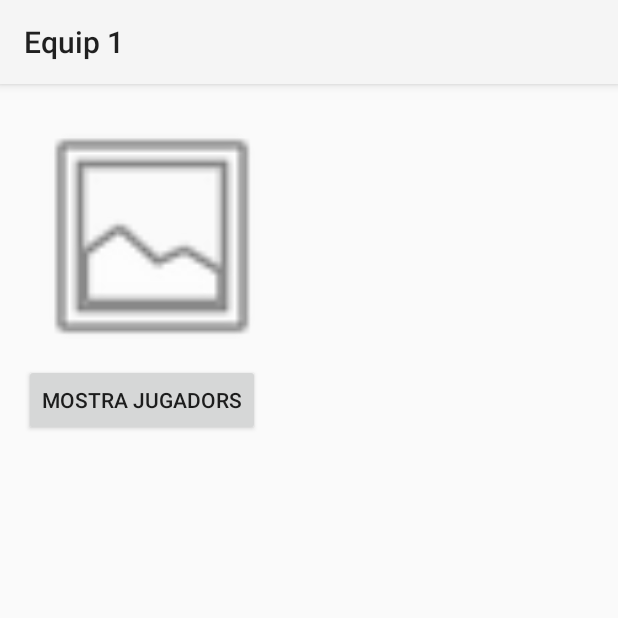
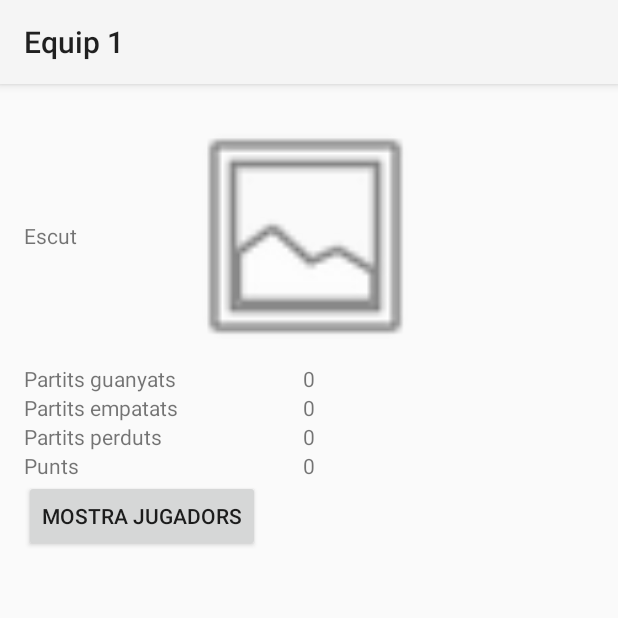
Before and after one commit to xerpi/IDI-Campionatdelliga, an Android app: the MostraEquips screen opened directly, with no data from a screen before it, after a tap on "Equip 1", on a phone screen of 412 x 824 dp, the top half of it. Run offline under Robolectric (Android 15) with nearby library versions, the phone set to English and light mode, and no system bars.

Commit message:
Add AfegirPartit, more changes...

```diff
--- a/app/src/main/AndroidManifest.xml
+++ b/app/src/main/AndroidManifest.xml
@@ -46,6 +46,10 @@
             android:name=".MostraJornada"
             android:label="@string/title_activity_mostra_jornada">
         </activity>
+        <activity
+            android:name=".AfegirPartit"
+            android:label="@string/title_activity_afegir_partit">
+        </activity>
     </application>
 
 </manifest>
--- a/app/src/main/java/edu/upc/fib/idi/sergigranell/campionatdelliga/DBManager.java
+++ b/app/src/main/java/edu/upc/fib/idi/sergigranell/campionatdelliga/DBManager.java
@@ -32,6 +32,9 @@ public class DBManager extends SQLiteOpenHelper {
 		public static final String TABLE_NAME = "equips";
 		public static final String COLUMN_NAME_NOM = "nom";
 		public static final String COLUMN_NAME_CIUTAT = "ciutat";
+		public static final String COLUMN_NAME_PARTITS_GUANYATS = "partits_guanyats";
+		public static final String COLUMN_NAME_PARTITS_EMPATATS = "partits_empatats";
+		public static final String COLUMN_NAME_PARTITS_PERDUTS = "partits_perduts";
 		public static final String COLUMN_NAME_JUGADORS = "jugadors";
 		public static final String COLUMN_NAME_ESCUTFILE = "escutfile";
 	}
@@ -62,6 +65,9 @@ public class DBManager extends SQLiteOpenHelper {
 		"CREATE TABLE " + EquipsEntry.TABLE_NAME + " (" +
 			EquipsEntry.COLUMN_NAME_NOM + " TEXT PRIMARY KEY," +
 			EquipsEntry.COLUMN_NAME_CIUTAT + " TEXT," +
+			EquipsEntry.COLUMN_NAME_PARTITS_GUANYATS + " INTEGER," +
+			EquipsEntry.COLUMN_NAME_PARTITS_EMPATATS + " INTEGER," +
+			EquipsEntry.COLUMN_NAME_PARTITS_PERDUTS + " INTEGER," +
 			EquipsEntry.COLUMN_NAME_ESCUTFILE + " TEXT," +
 			EquipsEntry.COLUMN_NAME_JUGADORS + " TEXT" +
 		" )";
@@ -305,6 +311,9 @@ public class DBManager extends SQLiteOpenHelper {
 		ContentValues contentValues = new ContentValues();
 		contentValues.put(EquipsEntry.COLUMN_NAME_NOM, equip.getNom());
 		contentValues.put(EquipsEntry.COLUMN_NAME_CIUTAT, equip.getCiutat());
+		contentValues.put(EquipsEntry.COLUMN_NAME_PARTITS_GUANYATS, equip.getPartitsGuanyats());
+		contentValues.put(EquipsEntry.COLUMN_NAME_PARTITS_EMPATATS, equip.getPartitsEmpatats());
+		contentValues.put(EquipsEntry.COLUMN_NAME_PARTITS_PERDUTS, equip.getPartitsPerduts());
 		contentValues.put(EquipsEntry.COLUMN_NAME_ESCUTFILE, equip.getEscutFile());
 		contentValues.put(EquipsEntry.COLUMN_NAME_JUGADORS, jsonJugadorsString);
 		db.insert(EquipsEntry.TABLE_NAME, null, contentValues);
@@ -348,6 +357,15 @@ public class DBManager extends SQLiteOpenHelper {
 		String ciutat = cursor.getString(
 			cursor.getColumnIndexOrThrow(EquipsEntry.COLUMN_NAME_CIUTAT)
 		);
+		int partitsGuanyats = cursor.getInt(
+			cursor.getColumnIndexOrThrow(EquipsEntry.COLUMN_NAME_PARTITS_GUANYATS)
+		);
+		int partitsPerduts = cursor.getInt(
+			cursor.getColumnIndexOrThrow(EquipsEntry.COLUMN_NAME_PARTITS_PERDUTS)
+		);
+		int partitsEmpatats = cursor.getInt(
+			cursor.getColumnIndexOrThrow(EquipsEntry.COLUMN_NAME_PARTITS_EMPATATS)
+		);
 		String escutFile = cursor.getString(
 			cursor.getColumnIndexOrThrow(EquipsEntry.COLUMN_NAME_ESCUTFILE)
 		);
@@ -358,6 +376,9 @@ public class DBManager extends SQLiteOpenHelper {
 		List<Jugador> jugadors = getJugadorsEquipFromJSONString(jsonJugadorsString);
 
 		Equip equip = new Equip(nom, ciutat, jugadors);
+		equip.setPartitsGuanyats(partitsGuanyats);
+		equip.setPartitsEmpatats(partitsEmpatats);
+		equip.setPartitsPerduts(partitsPerduts);
 		equip.setEscutFile(escutFile);
 
 		return equip;
@@ -370,6 +391,9 @@ public class DBManager extends SQLiteOpenHelper {
 		String[] projection = {
 			EquipsEntry.COLUMN_NAME_NOM,
 			EquipsEntry.COLUMN_NAME_CIUTAT,
+			EquipsEntry.COLUMN_NAME_PARTITS_GUANYATS,
+			EquipsEntry.COLUMN_NAME_PARTITS_EMPATATS,
+			EquipsEntry.COLUMN_NAME_PARTITS_PERDUTS,
 			EquipsEntry.COLUMN_NAME_ESCUTFILE,
 			EquipsEntry.COLUMN_NAME_JUGADORS
 		};
@@ -431,6 +455,9 @@ public class DBManager extends SQLiteOpenHelper {
 
 		ContentValues values = new ContentValues();
 		values.put(EquipsEntry.COLUMN_NAME_CIUTAT, equip.getCiutat());
+		values.put(EquipsEntry.COLUMN_NAME_PARTITS_GUANYATS, equip.getPartitsGuanyats());
+		values.put(EquipsEntry.COLUMN_NAME_PARTITS_EMPATATS, equip.getPartitsEmpatats());
+		values.put(EquipsEntry.COLUMN_NAME_PARTITS_PERDUTS, equip.getPartitsPerduts());
 		values.put(EquipsEntry.COLUMN_NAME_ESCUTFILE, equip.getEscutFile());
 		values.put(EquipsEntry.COLUMN_NAME_JUGADORS, getJugadorsEquipAsJSONString(equip));
 
--- a/app/src/main/java/edu/upc/fib/idi/sergigranell/campionatdelliga/Equip.java
+++ b/app/src/main/java/edu/upc/fib/idi/sergigranell/campionatdelliga/Equip.java
@@ -13,7 +13,9 @@ public class Equip {
 	private String nom;
 	private String ciutat;
 
-	private int punts;
+	private int partitsGuanyats;
+	private int partitsPerduts;
+	private int partitsEmpatats;
 
 	private String escutFile;
 
@@ -25,7 +27,9 @@ public class Equip {
 	{
 		this.nom = nom;
 		this.ciutat = ciutat;
-		this.punts = 0;
+		this.partitsGuanyats = 0;
+		this.partitsEmpatats = 0;
+		this.partitsPerduts = 0;
 		this.escutFile = null;
 		jugadors = new ArrayList<Jugador>();
 		titulars = new ArrayList<Jugador>();
@@ -65,14 +69,34 @@ public class Equip {
 		this.ciutat = ciutat;
 	}
 
-	public int getPunts()
+	public int getPartitsGuanyats()
 	{
-		return punts;
+		return partitsGuanyats;
 	}
 
-	public void setPunts(int punts)
+	public void setPartitsGuanyats(int partitsGuanyats)
 	{
-		this.punts = punts;
+		this.partitsGuanyats = partitsGuanyats;
+	}
+
+	public int getPartitsPerduts()
+	{
+		return partitsPerduts;
+	}
+
+	public void setPartitsPerduts(int partitsPerduts)
+	{
+		this.partitsPerduts = partitsPerduts;
+	}
+
+	public int getPartitsEmpatats()
+	{
+		return partitsEmpatats;
+	}
+
+	public void setPartitsEmpatats(int partitsEmpatats)
+	{
+		this.partitsEmpatats = partitsEmpatats;
 	}
 
 	public String getEscutFile()
@@ -100,6 +124,11 @@ public class Equip {
 		return reserves;
 	}
 
+	public int getPunts()
+	{
+		return 3 * partitsGuanyats + 1 * partitsEmpatats;
+	}
+
 	public void addJugador(Jugador jugador)
 	{
 		jugadors.add(jugador);
--- a/app/src/main/java/edu/upc/fib/idi/sergigranell/campionatdelliga/MostraEquip.java
+++ b/app/src/main/java/edu/upc/fib/idi/sergigranell/campionatdelliga/MostraEquip.java
@@ -8,6 +8,7 @@ import android.os.Bundle;
 import android.view.View;
 import android.widget.Button;
 import android.widget.ImageView;
+import android.widget.TextView;
 
 import java.util.ArrayList;
 import java.util.List;
@@ -16,6 +17,10 @@ public class MostraEquip extends Activity {
 
 	private DBManager dbmgr;
 
+	private TextView partitsGuanyatsTextView;
+	private TextView partitsEmpatatsTextView;
+	private TextView partitsPerdutsTextView;
+	private TextView puntsTextView;
 	private Button mostraJugadorsButton;
 	private ImageView escutEquipImageView;
 
@@ -47,8 +52,20 @@ public class MostraEquip extends Activity {
 		String escutFile = equip.getEscutFile();
 		escutBitmap = Utils.loadEscutBitmap(this, escutFile);
 
+		partitsGuanyatsTextView = (TextView)findViewById(
+			R.id.mostra_equip_textview_partits_guanyats);
+		partitsEmpatatsTextView = (TextView)findViewById(
+			R.id.mostra_equip_textview_partits_empatats);
+		partitsPerdutsTextView = (TextView)findViewById(
+			R.id.mostra_equip_textview_partits_perduts);
+		puntsTextView = (TextView)findViewById(R.id.mostra_equip_textview_punts);
 		mostraJugadorsButton = (Button)findViewById(R.id.button_mostra_jugadors);
 		escutEquipImageView = (ImageView)findViewById(R.id.imageview_escut_equip);
+
+		partitsGuanyatsTextView.setText(Integer.toString(equip.getPartitsGuanyats()));
+		partitsEmpatatsTextView.setText(Integer.toString(equip.getPartitsEmpatats()));
+		partitsPerdutsTextView.setText(Integer.toString(equip.getPartitsPerduts()));
+		puntsTextView.setText(Integer.toString(equip.getPunts()));
 
 		escutEquipImageView.setImageBitmap(escutBitmap);
 		escutEquipImageView.setOnLongClickListener(new View.OnLongClickListener() {
--- a/app/src/main/java/edu/upc/fib/idi/sergigranell/campionatdelliga/Partit.java
+++ b/app/src/main/java/edu/upc/fib/idi/sergigranell/campionatdelliga/Partit.java
@@ -76,6 +76,11 @@ public class Partit {
 		this.gols = new ArrayList<Gol>();
 	}
 
+	public Partit(Equip local, Equip visitant, Date data)
+	{
+		this(local, visitant, data, 0, 0);
+	}
+
 	public Equip getLocal()
 	{
 		return local;
--- a/app/src/main/res/layout/activity_mostra_equip.xml
+++ b/app/src/main/res/layout/activity_mostra_equip.xml
@@ -20,18 +20,93 @@
             android:layout_height="match_parent">
 
             <ImageView
+                android:layout_width="256px"
+                android:layout_height="256px"
+                android:id="@+id/imageview_escut_equip"
+                android:src="@android:drawable/ic_menu_gallery"
+                android:layout_alignParentTop="true"
+                android:layout_toEndOf="@+id/mostra_equip_textview_partits_guanyats_string"/>
+
+            <TextView
                 android:layout_width="wrap_content"
                 android:layout_height="wrap_content"
-                android:id="@+id/imageview_escut_equip"
+                android:text="Escut"
+                android:id="@+id/mostra_equip_textview_escut_string"
                 android:layout_alignParentTop="true"
+                android:layout_alignParentStart="true"
+                android:layout_alignBottom="@+id/imageview_escut_equip"
+                android:gravity="center_vertical"/>
+
+            <TextView
+                android:layout_width="wrap_content"
+                android:layout_height="wrap_content"
+                android:text="Partits guanyats"
+                android:id="@+id/mostra_equip_textview_partits_guanyats_string"
+                android:layout_below="@+id/imageview_escut_equip"
                 android:layout_alignParentStart="true"/>
+
+            <TextView
+                android:layout_width="wrap_content"
+                android:layout_height="wrap_content"
+                android:text="Partits empatats"
+                android:id="@+id/mostra_equip_textview_partits_empatats_string"
+                android:layout_below="@+id/mostra_equip_textview_partits_guanyats_string"
+                android:layout_alignParentStart="true"/>
+
+            <TextView
+                android:layout_width="wrap_content"
+                android:layout_height="wrap_content"
+                android:text="Partits perduts"
+                android:id="@+id/mostra_equip_textview_partits_perduts_string"
+                android:layout_below="@+id/mostra_equip_textview_partits_empatats_string"
+                android:layout_alignParentStart="true"/>
+
+            <TextView
+                android:layout_width="wrap_content"
+                android:layout_height="wrap_content"
+                android:text="Punts"
+                android:id="@+id/mostra_equip_textview_partits_punts_string"
+                android:layout_below="@+id/mostra_equip_textview_partits_perduts_string"
+                android:layout_alignParentStart="true"/>
+
+            <TextView
+                android:layout_width="wrap_content"
+                android:layout_height="wrap_content"
+                android:text="0"
+                android:id="@+id/mostra_equip_textview_partits_guanyats"
+                android:layout_above="@+id/mostra_equip_textview_partits_empatats_string"
+                android:layout_alignStart="@+id/mostra_equip_textview_partits_empatats"/>
+
+            <TextView
+                android:layout_width="wrap_content"
+                android:layout_height="wrap_content"
+                android:text="0"
+                android:id="@+id/mostra_equip_textview_partits_empatats"
+                android:layout_below="@+id/mostra_equip_textview_partits_guanyats"
+                android:layout_centerHorizontal="true"/>
+
+            <TextView
+                android:layout_width="wrap_content"
+                android:layout_height="wrap_content"
+                android:text="0"
+                android:id="@+id/mostra_equip_textview_partits_perduts"
+                android:layout_above="@+id/mostra_equip_textview_partits_punts_string"
+                android:layout_centerHorizontal="true"/>
+
+            <TextView
+                android:layout_width="wrap_content"
+                android:layout_height="wrap_content"
+                android:text="0"
+                android:id="@+id/mostra_equip_textview_punts"
+                android:layout_below="@+id/mostra_equip_textview_partits_perduts"
+                android:layout_centerHorizontal="true"/>
 
             <Button
                 android:layout_width="wrap_content"
                 android:layout_height="wrap_content"
                 android:text="Mostra jugadors"
                 android:id="@+id/button_mostra_jugadors"
-                android:layout_below="@+id/imageview_escut_equip"
+                android:layout_below="@+id/mostra_equip_textview_partits_punts_string"
                 android:layout_alignParentStart="true"/>
 
         </RelativeLayout>
--- a/app/src/main/res/values/strings.xml
+++ b/app/src/main/res/values/strings.xml
@@ -10,4 +10,5 @@
     <string name="title_activity_mostra_partit">MostraPartit</string>
     <string name="title_activity_mostra_jornades">MostraJornades</string>
     <string name="title_activity_mostra_jornada">MostraJornada</string>
+    <string name="title_activity_afegir_partit">AfegirPartit</string>
 </resources>
```
Also changed, not shown: app/src/main/java/edu/upc/fib/idi/sergigranell/campionatdelliga/AfegirPartit.java (added, +149 -0 lines), app/src/main/java/edu/upc/fib/idi/sergigranell/campionatdelliga/MostraJornada.java (+52 -7 lines), app/src/main/res/layout/activity_afegir_partit.xml (added, +107 -0 lines), app/src/main/res/menu/menu_mostra_jornada.xml (added, +8 -0 lines).
